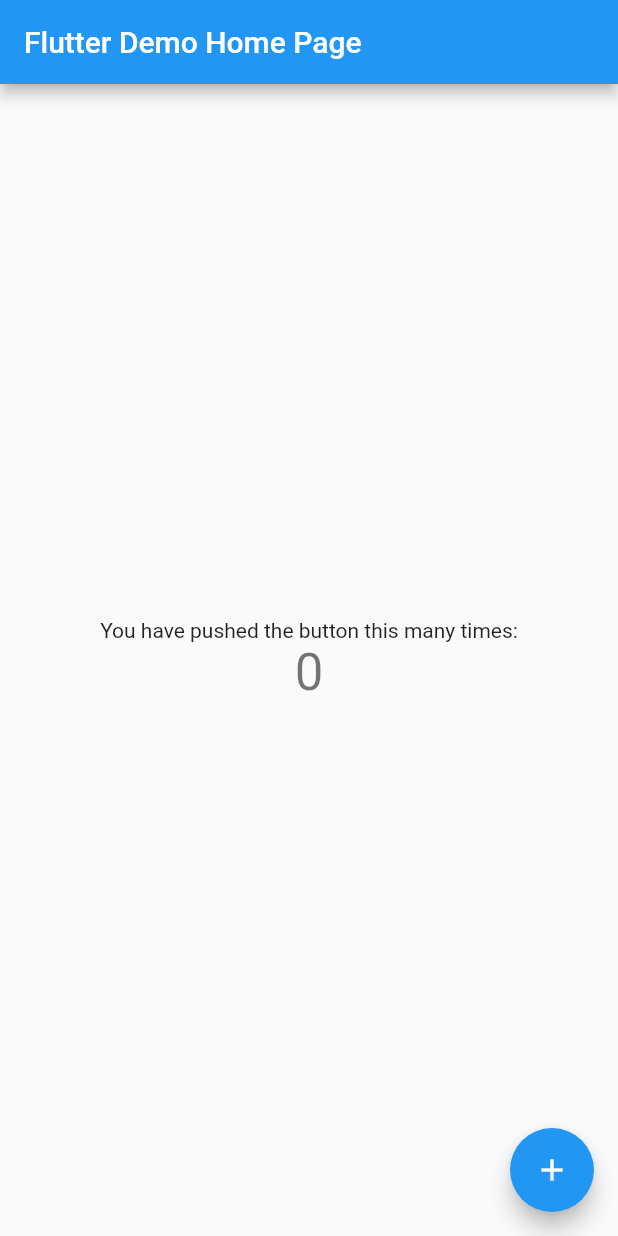
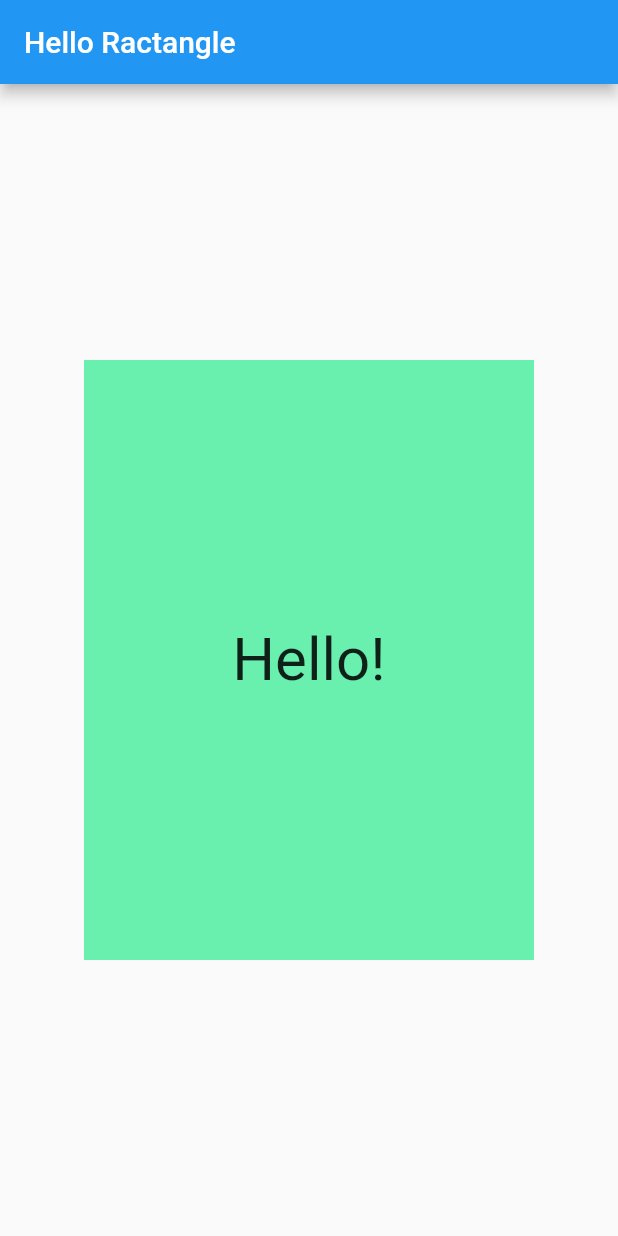
Before and after one commit to ashishmangla0/udacityFlutter, a Flutter app: the screen it shows after launch, on a phone screen of 412 x 824 dp. Run offline on Flutter 3.47's test engine with Material 2 defaults, Android fonts, the phone set to English and light mode, and no system bars.

Commit message:
rectangle code

```diff
--- a/hello_rectangle/lib/main.dart
+++ b/hello_rectangle/lib/main.dart
@@ -1,111 +1,33 @@
 import 'package:flutter/material.dart';
+void main() {
+  runApp(
+    MaterialApp(
+      debugShowCheckedModeBanner: false,
+      home: Scaffold(appBar: AppBar(
+        title: Text('Hello Ractangle'),
+      ),
+      body:HelloRectangle(),
+      )
+    )
+  );
+}
 
-void main() => runApp(MyApp());
-
-class MyApp extends StatelessWidget {
-  // This widget is the root of your application.
+class HelloRectangle extends StatelessWidget {
   @override
   Widget build(BuildContext context) {
-    return MaterialApp(
-      title: 'Flutter Demo',
-      theme: ThemeData(
-        // This is the theme of your application.
-        //
-        // Try running your application with "flutter run". You'll see the
-        // application has a blue toolbar. Then, without quitting the app, try
-        // changing the primarySwatch below to Colors.green and then invoke
-        // "hot reload" (press "r" in the console where you ran "flutter run",
-        // or simply save your changes to "hot reload" in a Flutter IDE).
-        // Notice that the counter didn't reset back to zero; the application
-        // is not restarted.
-        primarySwatch: Colors.blue,
+    return Center(
+      child: Container(
+        color: Colors.greenAccent,
+        height: 400.0,
+        width: 300.0,
+        child: Center(
+          child: Text(
+            'Hello!',
+            style: TextStyle(fontSize: 40.0),
+            textAlign: TextAlign.center,
+          ),
+        ),
       ),
-      home: MyHomePage(title: 'Flutter Demo Home Page'),
     );
   }
 }
-
-class MyHomePage extends StatefulWidget {
-  MyHomePage({Key key, this.title}) : super(key: key);
-
-  // This widget is the home page of your application. It is stateful, meaning
-  // that it has a State object (defined below) that contains fields that affect
-  // how it looks.
-
-  // This class is the configuration for the state. It holds the values (in this
-  // case the title) provided by the parent (in this case the App widget) and
-  // used by the build method of the State. Fields in a Widget subclass are
-  // always marked "final".
-
-  final String title;
-
-  @override
-  _MyHomePageState createState() => _MyHomePageState();
-}
-
-class _MyHomePageState extends State<MyHomePage> {
-  int _counter = 0;
-
-  void _incrementCounter() {
-    setState(() {
-      // This call to setState tells the Flutter framework that something has
-      // changed in this State, which causes it to rerun the build method below
-      // so that the display can reflect the updated values. If we changed
-      // _counter without calling setState(), then the build method would not be
-      // called again, and so nothing would appear to happen.
-      _counter++;
-    });
-  }
-
-  @override
-  Widget build(BuildContext context) {
-    // This method is rerun every time setState is called, for instance as done
-    // by the _incrementCounter method above.
-    //
-    // The Flutter framework has been optimized to make rerunning build methods
-    // fast, so that you can just rebuild anything that needs updating rather
-    // than having to individually change instances of widgets.
-    return Scaffold(
-      appBar: AppBar(
-        // Here we take the value from the MyHomePage object that was created by
-        // the App.build method, and use it to set our appbar title.
-        title: Text(widget.title),
-      ),
-      body: Center(
-        // Center is a layout widget. It takes a single child and positions it
-        // in the middle of the parent.
-        child: Column(
-          // Column is also layout widget. It takes a list of children and
-          // arranges them vertically. By default, it sizes itself to fit its
-          // children horizontally, and tries to be as tall as its parent.
-          //
-          // Invoke "debug painting" (press "p" in the console, choose the
-          // "Toggle Debug Paint" action from the Flutter Inspector in Android
-          // Studio, or the "Toggle Debug Paint" command in Visual Studio Code)
-          // to see the wireframe for each widget.
-          //
-          // Column has various properties to control how it sizes itself and
-          // how it positions its children. Here we use mainAxisAlignment to
-          // center the children vertically; the main axis here is the vertical
-          // axis because Columns are vertical (the cross axis would be
-          // horizontal).
-          mainAxisAlignment: MainAxisAlignment.center,
-          children: <Widget>[
-            Text(
-              'You have pushed the button this many times:',
-            ),
-            Text(
-              '$_counter',
-              style: Theme.of(context).textTheme.display1,
-            ),
-          ],
-        ),
-      ),
-      floatingActionButton: FloatingActionButton(
-        onPressed: _incrementCounter,
-        tooltip: 'Increment',
-        child: Icon(Icons.add),
-      ), // This trailing comma makes auto-formatting nicer for build methods.
-    );
-  }
-}
```
